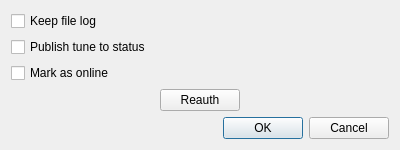
Qt form src/plugins/azoth/plugins/murm/accountconfigdialog.ui (0xd34df00d/leechcraft) before a commit.
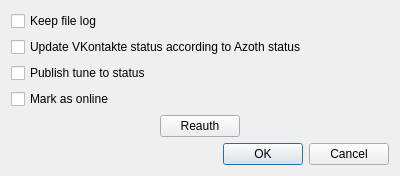
The same form after that commit.

Commit message:
[Azoth Murm] Option to disable status string publication.
Closes #1561.

The edit to the form file:
```diff
--- a/src/plugins/azoth/plugins/murm/accountconfigdialog.ui
+++ b/src/plugins/azoth/plugins/murm/accountconfigdialog.ui
@@ -7,7 +7,7 @@
     <x>0</x>
     <y>0</y>
     <width>400</width>
-    <height>149</height>
+    <height>151</height>
    </rect>
   </property>
   <property name="windowTitle">
@@ -21,6 +21,13 @@
      </property>
     </widget>
    </item>
+   <item>
+    <widget class="QCheckBox" name="UpdateStatus_">
+     <property name="text">
+      <string>Update VKontakte status according to Azoth status</string>
+     </property>
+    </widget>
+   </item>
    <item>
     <widget class="QCheckBox" name="PublishTune_">
      <property name="text">
```
The commit also changes 6 other files.
